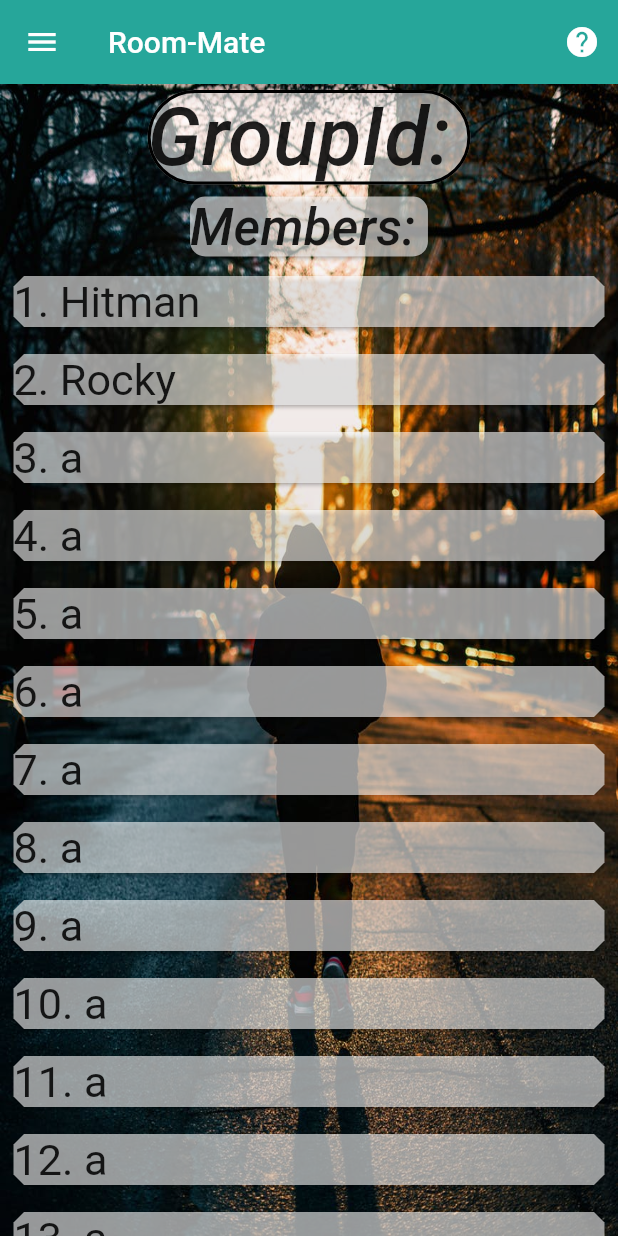
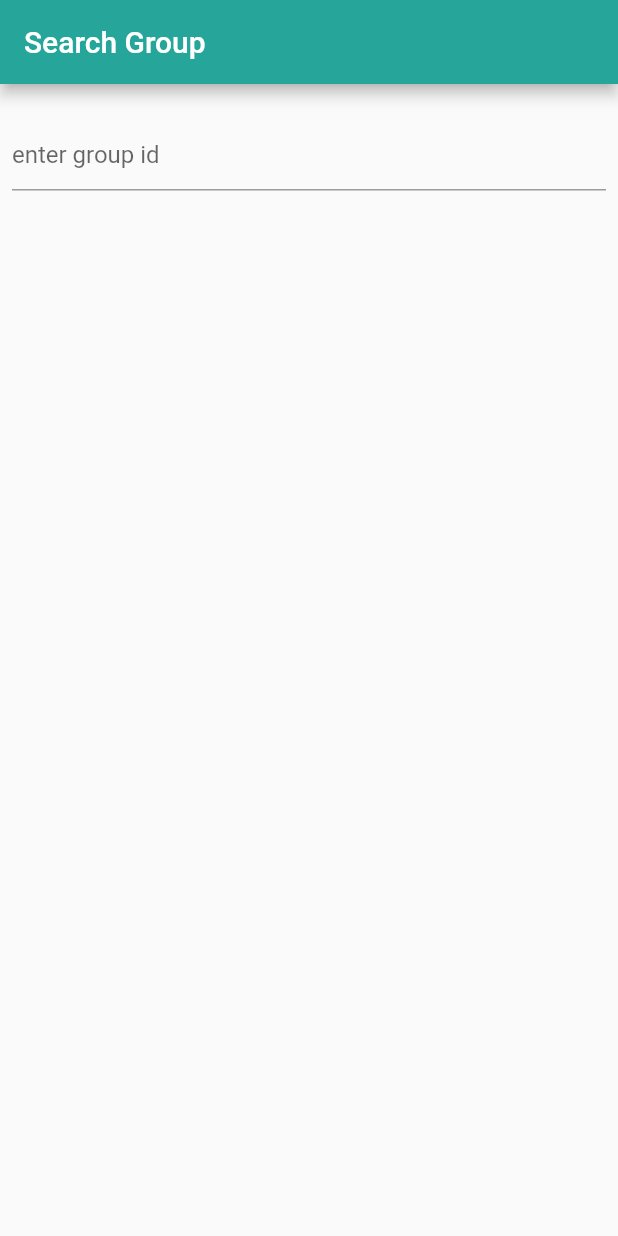
Before and after one commit to hhhpv/RoommateManagementApplication, a Flutter app: the screen it shows after launch, on a phone screen of 412 x 824 dp. Run offline on Flutter 3.47's test engine with Material 2 defaults, Android fonts, the phone set to English and light mode, and no system bars; Roboto replaces fonts that are missing (Monotype Corvisa, Ubuntu).

Commit message:
join_leave skeleton

```diff
--- a/lib/UI/home.dart
+++ b/lib/UI/home.dart
@@ -10,7 +10,7 @@ class Home extends StatelessWidget{
         actions: <Widget>[
           new IconButton(
               icon: new Icon(Icons.help),
-              onPressed: ()=>debugPrint("help tapped"),
+              onPressed: ()=>debugPrint("Help Tapped!"),
               tooltip: "Need Help?"
           )
         ],
--- /dev/null
+++ b/lib/UI/join_leave.dart
@@ -0,0 +1,68 @@
+import 'package:flutter/material.dart';
+
+class join_leave extends StatefulWidget {
+  _join_leaveState createState() => _join_leaveState();
+}
+
+class _join_leaveState extends State<join_leave> {
+  TextEditingController _textController = TextEditingController();
+
+  final List<String> _listViewData = [
+    "Inducesmile.com",
+    "Flutter Dev",
+    "Android Dev",
+    "iOS Dev!",
+    "React Native Dev!",
+    "React Dev!",
+    "express Dev!",
+    "Laravel Dev!",
+    "Angular Dev!",
+  ];
+
+  List<String> _newData = [];
+
+  _onChanged(String value) {
+    setState(() {
+      _newData = _listViewData
+          .where((string) => string.toLowerCase().contains(value.toLowerCase()))
+          .toList();
+    });
+  }
+
+  @override
+  Widget build(BuildContext context) {
+    return Scaffold(
+      appBar: AppBar(
+        title: Text('Search Group',style: new TextStyle(fontFamily: "Ubuntu"),),
+        backgroundColor: Colors.teal.shade400,
+      ),
+      body: Column(
+        children: <Widget>[
+          SizedBox(height: 15.0),
+          Padding(
+            padding: const EdgeInsets.all(8.0),
+            child: TextField(
+              controller: _textController,
+              decoration: InputDecoration(
+                hintText: 'enter group id',
+              ),
+              onChanged: _onChanged,
+              onTap: ()=>debugPrint(_textController.text),
+            ),
+          ),
+          SizedBox(height: 20.0),
+          _newData != null && _newData.length != 0
+              ? Expanded(
+            child: ListView(
+              padding: EdgeInsets.all(10.0),
+              children: _newData.map((data) {
+                return ListTile(title: Text(data),onTap: ()=>debugPrint(data),);
+              }).toList(),
+            ),
+          )
+              : SizedBox(),
+        ],
+      ),
+    );
+  }
+}
--- a/lib/main.dart
+++ b/lib/main.dart
@@ -2,6 +2,7 @@ import 'package:flutter/material.dart';
 import 'package:roomate/UI/home.dart';
 import 'package:roomate/UI/signup.dart';
 import 'package:roomate/UI/login.dart';
+import 'package:roomate/UI/join_leave.dart';
 
 void main() => runApp(MyApp());
 
@@ -11,7 +12,7 @@ class MyApp extends StatelessWidget {
   Widget build(BuildContext context) {
     return MaterialApp(
       title: 'Flutter Demo',
-      home: new Home(),
+      home: new join_leave(),
     );
   }
 }
```
